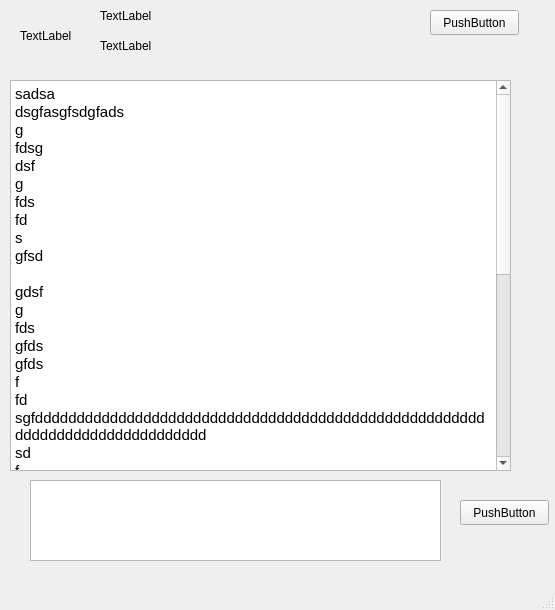
Qt form linpop/chatClient/talkbox.ui (tangjiahua/linpop) before a commit.
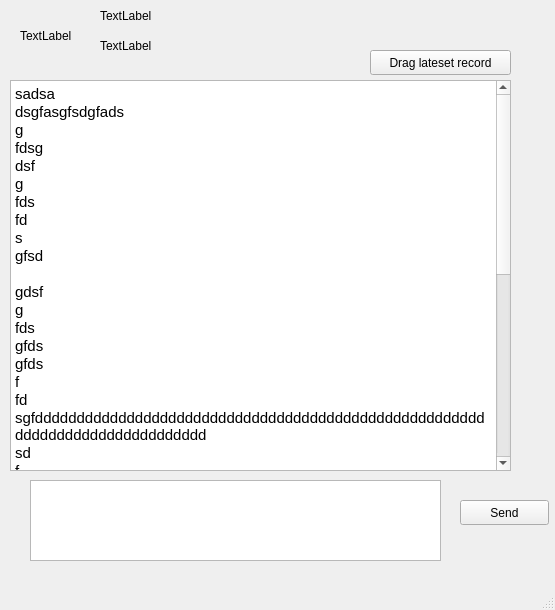
The same form after that commit.

Diff of the .ui file:
```diff
--- a/linpop/chatClient/talkbox.ui
+++ b/linpop/chatClient/talkbox.ui
@@ -110,14 +110,14 @@
    <widget class="QPushButton" name="pushButton">
     <property name="geometry">
      <rect>
-      <x>430</x>
-      <y>10</y>
-      <width>89</width>
+      <x>370</x>
+      <y>50</y>
+      <width>141</width>
       <height>25</height>
      </rect>
     </property>
     <property name="text">
-     <string>PushButton</string>
+     <string>Drag lateset record</string>
     </property>
    </widget>
    <widget class="QPushButton" name="pushButton_2">
@@ -130,7 +130,7 @@
      </rect>
     </property>
     <property name="text">
-     <string>PushButton</string>
+     <string>Send</string>
     </property>
    </widget>
    <widget class="QTextEdit" name="lineEdit">
```
Left out of the diff: 2 changed lines with no effect on the pictures.
